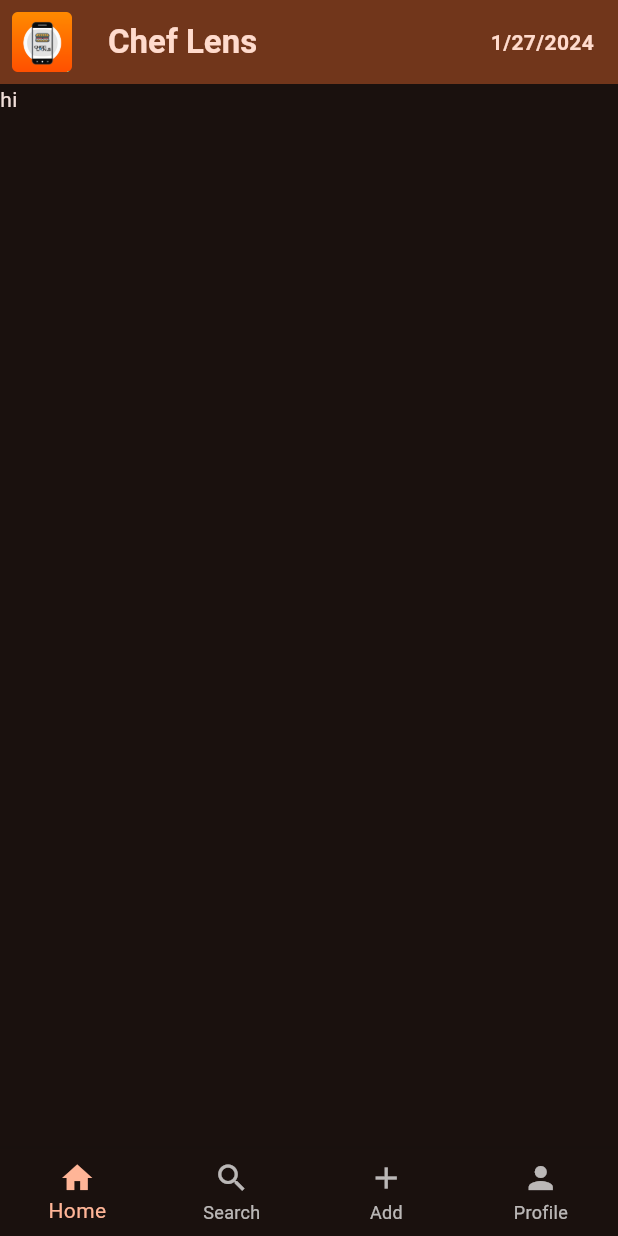
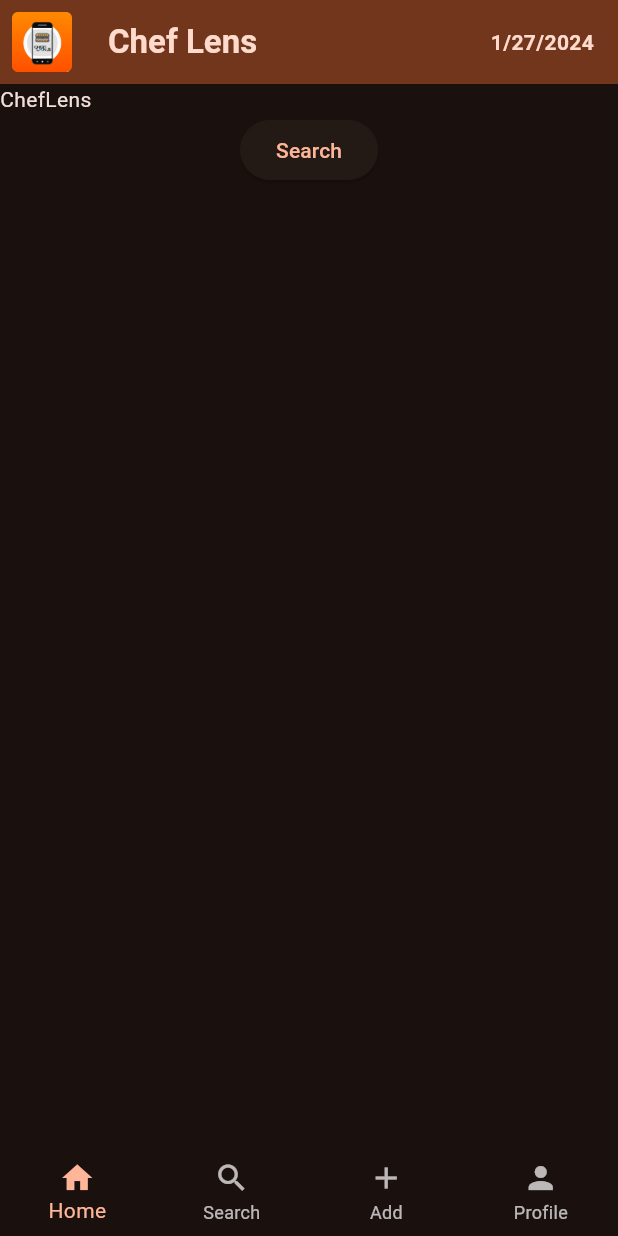
Before and after one commit to brianBoolean88/ChefLens, a Flutter app: the screen it shows after launch, on a phone screen of 412 x 824 dp. Run offline on Flutter 3.47's test engine with Material 3 defaults, Android fonts, the light colour scheme and no system bars; our stand-ins replace cached_network_image, dio; missing offline and left inert: cookie_jar, dio_cookie_manager; Roboto replaces fonts that are missing (Poppins).

Commit message:
Home Page Startup

```diff
--- a/lib/screens/home_page.dart
+++ b/lib/screens/home_page.dart
@@ -12,6 +12,19 @@ class HomePage extends StatefulWidget {
 class _HomePageState extends State<HomePage> {
   @override
   Widget build(BuildContext context) {
-    return Container(child: const Text("hi"));
+    return SingleChildScrollView(
+      child: Column(
+        mainAxisAlignment: MainAxisAlignment.spaceBetween,
+        children: [
+          const Row(
+            children: [Text("ChefLens")],
+          ),
+          ElevatedButton(
+            child: const Text("Search"),
+            onPressed: () => {print("hi")},
+          ),
+        ],
+      ),
+    );
   }
 }
```
